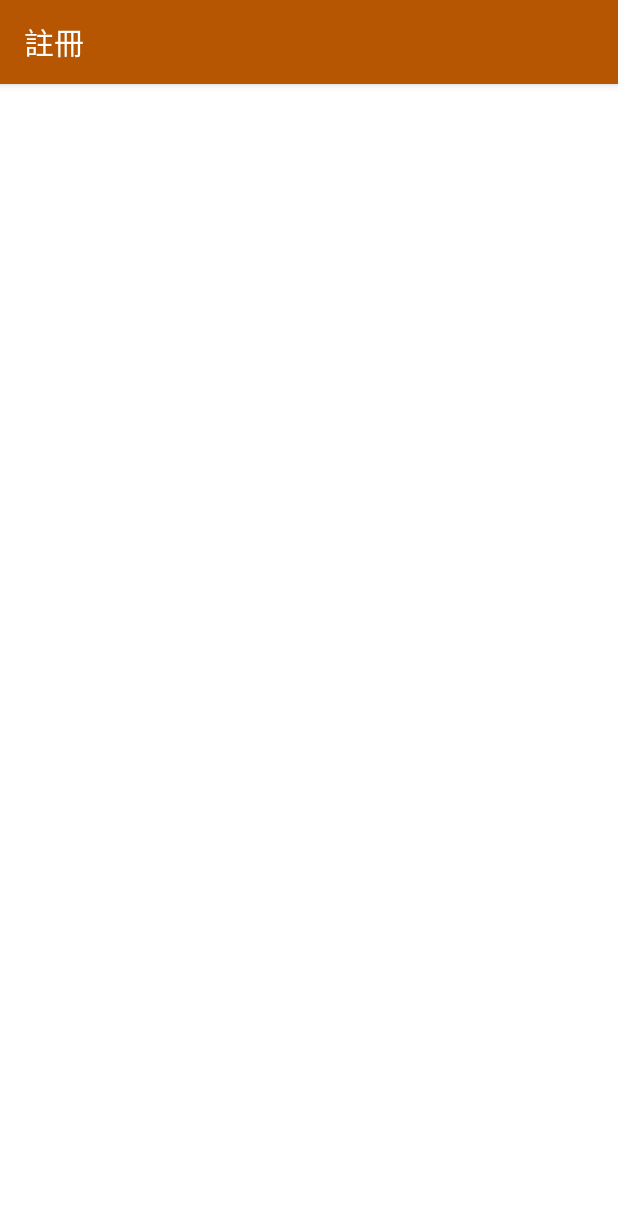
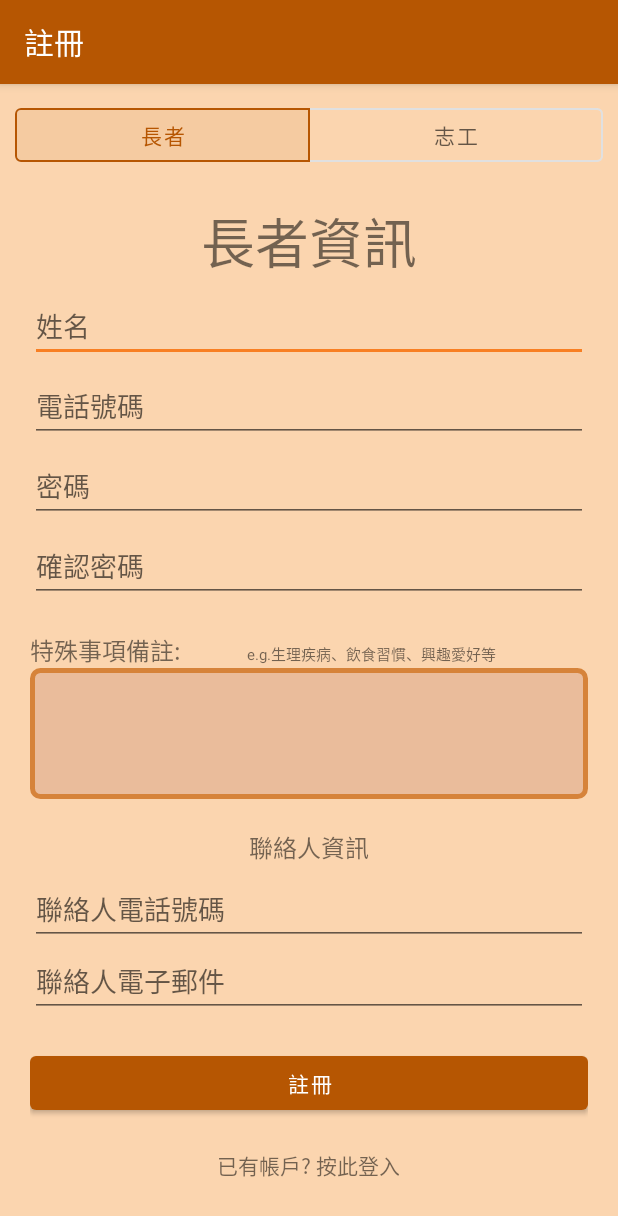
Before and after one commit to shawnL1225/elderAPP, an Android app: the screen it shows after launch (RegisterActivity), after a tap on "還沒有帳戶?按此註冊", on a phone screen of 412 x 824 dp. Shown: the top 1216 px of the screen. Run offline under Robolectric (Android 15) with nearby library versions, the phone set to English and light mode, and no system bars; our stand-ins replace Volley; Roboto replaces fonts that are not available here.

Commit message:
Register Fragment with toggle button

```diff
--- a/app/build.gradle
+++ b/app/build.gradle
@@ -30,7 +30,7 @@ android {
 }
 
 dependencies {
-
+    api 'com.google.android.material:material:1.1.0-alpha06'
     implementation 'androidx.appcompat:appcompat:1.3.0'
     implementation 'com.google.android.material:material:1.3.0'
     implementation 'androidx.constraintlayout:constraintlayout:2.0.4'
--- a/app/src/main/java/com/example/elderapp/LoginActivity.java
+++ b/app/src/main/java/com/example/elderapp/LoginActivity.java
@@ -29,24 +29,31 @@ public class LoginActivity extends AppCompatActivity{
         setContentView(R.layout.activity_login);
         getSupportActionBar().hide();
 
-        etAccount = findViewById(R.id.et_account);
+        etAccount = findViewById(R.id.et_phone);
         etPassword = findViewById(R.id.et_password);
     }
 
 
 
 
-    public void register(View view){
-        Intent it = new Intent(LoginActivity.this, RegisterActivity.class);
-        startActivity(it);
-        finish();
+    public void toRegister(View view){
+        startActivity(new Intent(LoginActivity.this, RegisterActivity.class));
     }
 
     public void login(View view) {
         account = etAccount.getText().toString().trim();
         password = etPassword.getText().toString().trim();
 
-        if(!account.equals("")){
+        if(account.equals("")){
+            Toast.makeText(this, "請輸入帳號", Toast.LENGTH_SHORT).show();
+
+        }else{
+            SQL();
+        }
+    }
+
+
+    private void SQL(){
         StringRequest stringRequest = new StringRequest(Request.Method.POST, url, response -> {
             Log.d("connect", "Response: "+response);
             if (response.startsWith("success")) {
@@ -75,9 +82,5 @@ public class LoginActivity extends AppCompatActivity{
         };
         RequestQueue requestQueue = Volley.newRequestQueue(this);
         requestQueue.add(stringRequest);
-
-        }else{
-            Toast.makeText(this, "請輸入帳號", Toast.LENGTH_SHORT).show();
     }
 }
-}
--- a/app/src/main/java/com/example/elderapp/RegisterActivity.java
+++ b/app/src/main/java/com/example/elderapp/RegisterActivity.java
@@ -1,18 +1,54 @@
 package com.example.elderapp;
 
 import androidx.appcompat.app.AppCompatActivity;
+import androidx.fragment.app.Fragment;
+import androidx.fragment.app.FragmentManager;
+import androidx.fragment.app.FragmentTransaction;
 
 import android.os.Bundle;
+import android.view.View;
+
+import com.google.android.material.button.MaterialButtonToggleGroup;
 
 public class RegisterActivity extends AppCompatActivity{
+
+    FragmentManager manager = getSupportFragmentManager();
+    RegisterElderFragment elderFragment = new RegisterElderFragment();
+    RegisterVolunteerFragment volunteerFragment = new RegisterVolunteerFragment();
 
     @Override
     protected void onCreate(Bundle savedInstanceState) {
         super.onCreate(savedInstanceState);
         setContentView(R.layout.activity_register);
 
+        //start with elder fragment
+        FragmentTransaction transaction = manager.beginTransaction();
+        transaction.replace(R.id.fragment_register, elderFragment);
+        transaction.commit();
+
+        MaterialButtonToggleGroup toggleGroup = findViewById(R.id.materialButtonToggleGroup);
+        toggleGroup.addOnButtonCheckedListener(new MaterialButtonToggleGroup.OnButtonCheckedListener() {
+            @Override
+            public void onButtonChecked(MaterialButtonToggleGroup group, int checkedId, boolean isChecked) {
+
+                if(checkedId == R.id.elderPage){
+                    FragmentTransaction transaction = manager.beginTransaction();
+                    transaction.replace(R.id.fragment_register, elderFragment);
+                    transaction.commit();
+                }else if(checkedId == R.id.volunteerPage){
+                    FragmentTransaction transaction = manager.beginTransaction();
+                    transaction.replace(R.id.fragment_register, volunteerFragment);
+                    transaction.commit();
+                }
+
+            }
+        });
+
 
     }
 
 
+
+
+
 }
--- /dev/null
+++ b/app/src/main/java/com/example/elderapp/RegisterElderFragment.java
@@ -0,0 +1,98 @@
+package com.example.elderapp;
+
+import android.content.Intent;
+import android.os.Bundle;
+
+import androidx.fragment.app.Fragment;
+
+import android.util.Log;
+import android.view.LayoutInflater;
+import android.view.View;
+import android.view.ViewGroup;
+import android.widget.Button;
+import android.widget.EditText;
+import android.widget.TextView;
+import android.widget.Toast;
+
+import com.android.volley.AuthFailureError;
+import com.android.volley.Request;
+import com.android.volley.RequestQueue;
+import com.android.volley.toolbox.StringRequest;
+import com.android.volley.toolbox.Volley;
+
+import java.util.HashMap;
+import java.util.Map;
+import java.util.zip.Inflater;
+
+
+public class RegisterElderFragment extends Fragment {
+
+    private EditText etName, etPhone, etPassword, etPasswordC, etRemarks;
+    private String url = "https://www2.cs.ccu.edu.tw/~lwx109u/elderApp/register.php";
+    private String username, phone, pass, passC, remarks = "";
+
+    @Override
+    public View onCreateView(LayoutInflater inflater, ViewGroup container,
+                             Bundle savedInstanceState) {
+        // Inflate the layout for this fragment
+        View root = inflater.inflate(R.layout.fragment_register_elder, container, false);
+        etName = root.findViewById(R.id.et_name);
+        etPhone = root.findViewById(R.id.et_phone);
+        etPassword = root.findViewById(R.id.et_password);
+        etPasswordC = root.findViewById(R.id.et_passwordCheck);
+        etRemarks = root.findViewById(R.id.et_remarks);
+        Button register = root.findViewById(R.id.btn_register);
+        TextView toLogin = root.findViewById(R.id.tv_toLogin);
+
+        register.setOnClickListener(view -> {
+            username = etName.getText().toString().trim();
+            phone = etPhone.getText().toString().trim();
+            pass = etPassword.getText().toString().trim();
+            passC = etPasswordC.getText().toString().trim();
+            remarks = etRemarks.getText().toString().trim();
+
+            if(!pass.equals(passC)){
+                Toast.makeText(getContext(), "密碼不相符", Toast.LENGTH_SHORT).show();
+            }
+            else if(!username.equals("") && !phone.equals("") && !pass.equals("")){
+                SQL();
+            }
+        });
+        toLogin.setOnClickListener(view -> {
+            startActivity(new Intent(getContext(),LoginActivity.class));
+        });
+
+        return root;
+    }
+
+    public void SQL() {
+        StringRequest stringRequest = new StringRequest(Request.Method.POST, url, response -> {
+            Log.d("connect", "Response: "+response);
+            if (response.equals("success")) {
+                Toast.makeText(getContext(), "已完成註冊", Toast.LENGTH_SHORT).show();
+                startActivity(new Intent(getContext(), LoginActivity.class));
+                getActivity().finish();
+            }
+            else if (response.startsWith("failure")) {
+                Toast.makeText(getContext(), "註冊失敗", Toast.LENGTH_SHORT).show();
+            }
+
+        }, error -> Toast.makeText(getContext(), error.toString().trim(), Toast.LENGTH_SHORT).show()){
+            @Override
+            protected Map<String, String> getParams() throws AuthFailureError {
+                Map<String, String> data = new HashMap<>();
+
+                data.put("username", username);
+                data.put("phone", phone);
+                data.put("password", pass);
+                data.put("identity", "0");
+                data.put("remarks", remarks);
+                return data;
+            }
+        };
+        RequestQueue requestQueue = Volley.newRequestQueue(getContext());
+        requestQueue.add(stringRequest);
+    }
+
+
+}
--- /dev/null
+++ b/app/src/main/java/com/example/elderapp/RegisterVolunteerFragment.java
@@ -0,0 +1,21 @@
+package com.example.elderapp;
+
+import android.os.Bundle;
+
+import androidx.fragment.app.Fragment;
+
+import android.view.LayoutInflater;
+import android.view.View;
+import android.view.ViewGroup;
+
+
+public class RegisterVolunteerFragment extends Fragment {
+
+
+    @Override
+    public View onCreateView(LayoutInflater inflater, ViewGroup container,
+                             Bundle savedInstanceState) {
+        // Inflate the layout for this fragment
+        return inflater.inflate(R.layout.fragment_register_volunteer, container, false);
+    }
+}
--- a/app/src/main/java/com/example/elderapp/VolunteerActivity.java
+++ b/app/src/main/java/com/example/elderapp/VolunteerActivity.java
@@ -23,7 +23,7 @@ public class VolunteerActivity extends AppCompatActivity {
         setContentView(R.layout.activity_volunteer);
 
         BottomNavigationView mBottomNav = findViewById(R.id.bottomNavigationView);
-        NavController navController = Navigation.findNavController(this, R.id.fragment);
+        NavController navController = Navigation.findNavController(this, R.id.fragment_volunteer);
         NavigationUI.setupWithNavController(mBottomNav, navController);
 
         appBarConfiguration = new AppBarConfiguration.Builder(R.id.caseFragment, R.id.vtEventFragment, R.id.hourRecordFragment).build();
--- /dev/null
+++ b/app/src/main/res/drawable/custom_editext_view.xml
@@ -0,0 +1,5 @@
+<shape xmlns:android="http://schemas.android.com/apk/res/android" android:shape="rectangle" >
+    <solid android:color="@color/editT_transparent" />
+    <stroke android:width="3dip" android:color="#D6833A"/>
+    <corners android:radius="5dp"/>
+</shape>
--- a/app/src/main/res/layout/activity_add_event.xml
+++ b/app/src/main/res/layout/activity_add_event.xml
@@ -5,7 +5,7 @@
     android:layout_width="match_parent"
     android:layout_height="match_parent"
     tools:context=".AddEventActivity"
-    android:background="@color/orange">
+    android:background="@color/background">
 
 
     <ScrollView
--- a/app/src/main/res/layout/activity_register.xml
+++ b/app/src/main/res/layout/activity_register.xml
@@ -4,19 +4,54 @@
     xmlns:tools="http://schemas.android.com/tools"
     android:layout_width="match_parent"
     android:layout_height="match_parent"
+    android:background="@color/background"
     tools:context=".RegisterActivity">
 
-    <ScrollView
+
+    <FrameLayout
+        android:id="@+id/fragment_register"
+        android:layout_width="0dp"
+        android:layout_height="0dp"
+        app:layout_constraintBottom_toBottomOf="parent"
+        app:layout_constraintEnd_toEndOf="parent"
+        app:layout_constraintStart_toStartOf="parent"
+        app:layout_constraintTop_toBottomOf="@+id/materialButtonToggleGroup" />
+
+    <com.google.android.material.button.MaterialButtonToggleGroup
+        android:id="@+id/materialButtonToggleGroup"
         android:layout_width="match_parent"
-        android:layout_height="match_parent"
-        app:layout_constraintBottom_toBottomOf="parent"
+        android:layout_height="wrap_content"
+        android:layout_margin="10dp"
+        app:layout_constraintEnd_toEndOf="parent"
         app:layout_constraintStart_toStartOf="parent"
-        app:layout_constraintTop_toTopOf="parent">
+        app:layout_constraintTop_toTopOf="parent"
+        app:checkedButton="@+id/elderPage"
+        app:selectionRequired="true"
+        app:singleSelection="true">
 
-        <LinearLayout
-            android:layout_width="match_parent"
+
+        <Button
+            android:id="@+id/elderPage"
+            style="@style/Widget.MaterialComponents.Button.OutlinedButton"
+            android:layout_width="wrap_content"
             android:layout_height="wrap_content"
-            android:orientation="vertical" />
-    </ScrollView>
+            android:layout_weight="1"
+            android:text="長者"
+            tools:layout_editor_absoluteX="102dp"
+            tools:layout_editor_absoluteY="28dp" />
+
+        <Button
+            android:id="@+id/volunteerPage"
+            style="@style/Widget.MaterialComponents.Button.OutlinedButton"
+            android:layout_width="wrap_content"
+            android:layout_height="wrap_content"
+            android:layout_weight="1"
+            android:text="志工"
+            tools:layout_editor_absoluteX="214dp"
+            tools:layout_editor_absoluteY="28dp" />
+
+    </com.google.android.material.button.MaterialButtonToggleGroup>
+
+
 
 </androidx.constraintlayout.widget.ConstraintLayout>
--- a/app/src/main/res/layout/activity_splash.xml
+++ b/app/src/main/res/layout/activity_splash.xml
@@ -4,7 +4,7 @@
     xmlns:tools="http://schemas.android.com/tools"
     android:layout_width="match_parent"
     android:layout_height="match_parent"
-    android:background="@color/orange"
+    android:background="@color/background"
     tools:context=".SplashActivity">
 
     <ImageView
--- a/app/src/main/res/layout/activity_volunteer.xml
+++ b/app/src/main/res/layout/activity_volunteer.xml
@@ -7,7 +7,7 @@
     tools:context=".VolunteerActivity">
 
     <fragment
-        android:id="@+id/fragment"
+        android:id="@+id/fragment_volunteer"
         android:name="androidx.navigation.fragment.NavHostFragment"
         android:layout_width="0dp"
         android:layout_height="0dp"
--- /dev/null
+++ b/app/src/main/res/layout/fragment_register_elder.xml
@@ -0,0 +1,120 @@
+<?xml version="1.0" encoding="utf-8"?>
+<FrameLayout xmlns:android="http://schemas.android.com/apk/res/android"
+    xmlns:tools="http://schemas.android.com/tools"
+    android:layout_width="match_parent"
+    android:layout_height="match_parent"
+    android:background="@color/background"
+    android:padding="20dp"
+    tools:context=".RegisterElderFragment">
+
+    <ScrollView
+        android:layout_width="match_parent"
+        android:layout_height="match_parent">
+
+        <LinearLayout
+            android:layout_width="match_parent"
+            android:layout_height="wrap_content"
+            android:gravity="center"
+            android:orientation="vertical">
+
+            <TextView
+                android:layout_width="wrap_content"
+                android:layout_height="wrap_content"
+                android:text="長者資訊"
+                android:textSize="36dp"/>
+            <EditText
+                android:id="@+id/et_name"
+                android:layout_width="match_parent"
+                android:layout_height="match_parent"
+                android:layout_marginTop="5dp"
+                android:hint="姓名"/>
+            <EditText
+                android:id="@+id/et_phone"
+                android:layout_width="match_parent"
+                android:layout_height="match_parent"
+                android:layout_marginTop="5dp"
+                android:hint="電話號碼"
+                android:inputType="phone" />
+            <EditText
+                android:id="@+id/et_password"
+                android:layout_width="match_parent"
+                android:layout_height="match_parent"
+                android:layout_marginTop="5dp"
+                android:inputType="textPassword"
+                android:hint="密碼" />
+            <EditText
+                android:id="@+id/et_passwordCheck"
+                android:layout_width="match_parent"
+                android:layout_height="match_parent"
+                android:layout_marginTop="5dp"
+                android:inputType="textPassword"
+                android:hint="確認密碼" />
+
+            <LinearLayout
+                android:layout_width="match_parent"
+                android:layout_height="wrap_content"
+                android:layout_marginTop="20dp"
+                android:orientation="horizontal">
+                <TextView
+                    android:layout_width="wrap_content"
+                    android:layout_height="wrap_content"
+                    android:text="特殊事項備註:           "
+                    android:textSize="16dp"/>
+                <TextView
+                    android:layout_width="wrap_content"
+                    android:layout_height="wrap_content"
+                    android:text="e.g.生理疾病、飲食習慣、興趣愛好等"
+                    android:textSize="10dp"/>
+            </LinearLayout>
+
+
+            <EditText
+                android:id="@+id/et_remarks"
+                android:layout_width="match_parent"
+                android:layout_height="match_parent"
+                android:background="@drawable/custom_editext_view"
+                android:padding="10dp"
+                android:inputType="textMultiLine"
+                android:text="\n\n" />
+
+            <TextView
+                android:layout_width="wrap_content"
+                android:layout_height="wrap_content"
+                android:layout_marginTop="20dp"
+                android:text="聯絡人資訊"
+                android:textSize="16dp"/>
+            <EditText
+                android:id="@+id/et_contactPhone"
+                android:layout_width="match_parent"
+                android:layout_height="match_parent"
+                android:layout_marginTop="5dp"
+                android:hint="聯絡人電話號碼"
+                android:inputType="phone"/>
+            <EditText
+                android:id="@+id/et_contactEmail"
+                android:layout_width="match_parent"
+                android:layout_height="match_parent"
+                android:hint="聯絡人電子郵件"
+                android:inputType="textEmailAddress" />
+
+            <Button
+                android:id="@+id/btn_register"
+                android:layout_width="match_parent"
+                android:layout_height="match_parent"
+                android:layout_marginTop="20dp"
+                android:text="註冊"/>
+            <TextView
+                android:id="@+id/tv_toLogin"
+                android:layout_width="wrap_content"
+                android:layout_height="wrap_content"
+                android:layout_marginTop="20dp"
+                android:text="已有帳戶? 按此登入"/>
+
+
+
+
+        </LinearLayout>
+
+    </ScrollView>
+
+</FrameLayout>
--- a/app/src/main/res/values/colors.xml
+++ b/app/src/main/res/values/colors.xml
@@ -4,9 +4,10 @@
     <color name="purple_200">#F3CB8F</color>
     <color name="actionBar_brown">#B65602</color>
     <color name="toolBar">#ECB04B</color>
-    <color name="teal_200">#FF03DAC5</color>
+    <color name="teal_200">#F87F23</color>
     <color name="teal_700">#FF018786</color>
     <color name="black">#FF000000</color>
     <color name="white">#FFFFFFFF</color>
-    <color name="orange">#FBD5AF</color>
+    <color name="background">#FBD5AF</color>
+    <color name="editT_transparent">#95DFAB8E</color>
 </resources>
```
Also changed, not shown: app/src/main/AndroidManifest.xml (+4 -4 lines), app/src/main/res/layout/activity_login.xml (+5 -6 lines), app/src/main/res/layout/fragment_register_volunteer.xml (added, +14 -0 lines). Lines whose indentation alone changed are shown as unchanged.
